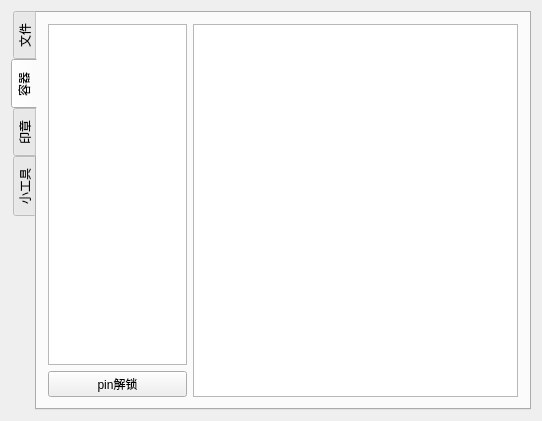
Before: the Qt Designer form mainwindow.ui in liuzhenxin/uKeyManage, drawn with Qt 5.
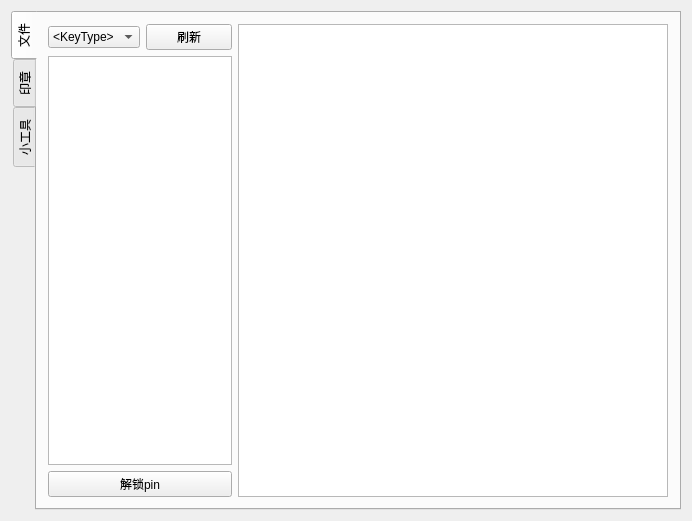
After: the same form once the commit is applied. The open tabs and pages were chosen to show the change. Icons and pictures are not drawn.

Diff of the .ui file:
```diff
--- a/mainwindow.ui
+++ b/mainwindow.ui
@@ -6,8 +6,8 @@
    <rect>
     <x>0</x>
     <y>0</y>
-    <width>542</width>
-    <height>421</height>
+    <width>692</width>
+    <height>521</height>
    </rect>
   </property>
   <property name="windowTitle">
@@ -88,16 +88,9 @@
             <item>
              <layout class="QHBoxLayout" name="horizontalLayout_2">
               <item>
-               <widget class="QPushButton" name="deleteButton">
+               <widget class="QPushButton" name="unlockPinButton">
                 <property name="text">
-                 <string>删除</string>
-                </property>
-               </widget>
-              </item>
-              <item>
-               <widget class="QPushButton" name="exitUKey">
-                <property name="text">
-                 <string>拔出ukey</string>
+                 <string>解锁pin</string>
                 </property>
                </widget>
               </item>
@@ -112,34 +105,6 @@
         </item>
        </layout>
       </widget>
-      <widget class="QWidget" name="ContainerManage">
-       <attribute name="title">
-        <string>容器</string>
-       </attribute>
-       <layout class="QVBoxLayout" name="verticalLayout_5">
-        <item>
-         <layout class="QHBoxLayout" name="horizontalLayout_3" stretch="3,7">
-          <item>
-           <layout class="QVBoxLayout" name="verticalLayout_4">
-            <item>
-             <widget class="QListWidget" name="ContainerList"/>
-            </item>
-            <item>
-             <widget class="QPushButton" name="unlockPinButton">
-              <property name="text">
-               <string>pin解锁</string>
-              </property>
-             </widget>
-            </item>
-           </layout>
-          </item>
-          <item>
-           <widget class="QTextEdit" name="ContainerBrowser"/>
-          </item>
-         </layout>
-        </item>
-       </layout>
-      </widget>
       <widget class="QWidget" name="newFunctionTest">
        <attribute name="title">
         <string>印章</string>
```
Left out of the diff: 5 changed lines with no effect on the pictures.
